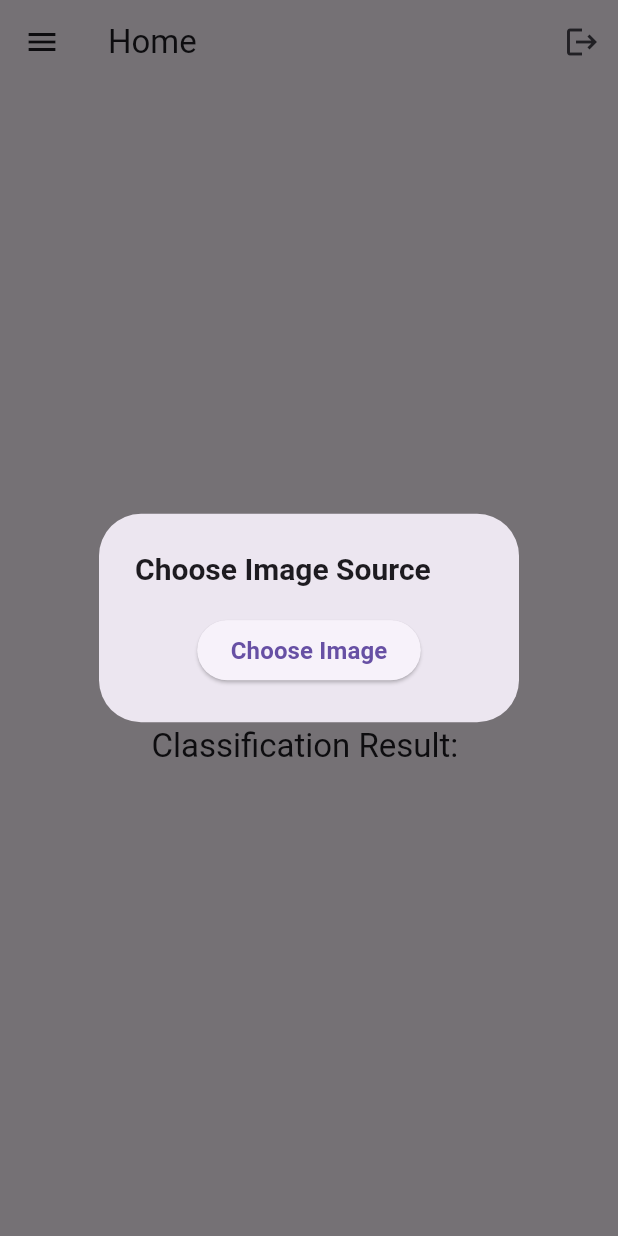
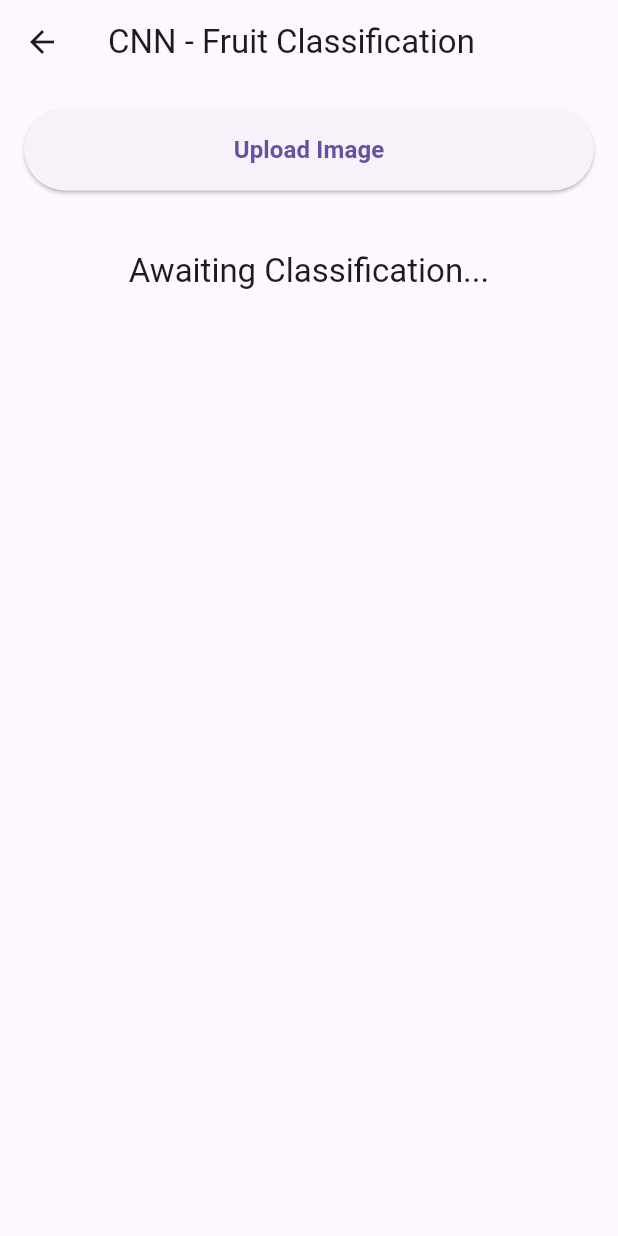
Before and after one commit to MeryemKarroum/demo, a Flutter app: the HomePage screen opened by its route, in the side drawer, after a tap on "CNN - Fruit Classification", on a phone screen of 412 x 824 dp. Run offline on Flutter 3.47's test engine with Material 3 defaults, Android fonts, the phone set to English and light mode, and no system bars; our stand-ins replace file_picker, firebase_auth, firebase_core, fluttertoast; accounts and stored records are empty.

Commit message:
final commit

```diff
--- /dev/null
+++ b/lib/cnn_page.dart
@@ -0,0 +1,123 @@
+import 'package:flutter/material.dart';
+import 'package:file_picker/file_picker.dart';
+import 'package:http/http.dart' as http;
+import 'dart:convert';
+import 'dart:typed_data';
+
+class CnnPage extends StatefulWidget {
+  const CnnPage({Key? key}) : super(key: key);
+
+  @override
+  _CnnPageState createState() => _CnnPageState();
+}
+
+class _CnnPageState extends State<CnnPage> {
+  String _result = '';
+  bool _isLoading = false;
+  Uint8List? _imageBytes;
+
+  Future<Map<String, dynamic>> classifyImage(Uint8List imageBytes) async {
+    var uri = Uri.parse('http://127.0.0.1:8000/classify/fruit');
+    var request = http.MultipartRequest('POST', uri)
+      ..files.add(http.MultipartFile.fromBytes('file', imageBytes, filename: 'image.jpg'));
+
+    var response = await request.send();
+    if (response.statusCode == 200) {
+      var responseData = await response.stream.bytesToString();
+      var result = json.decode(responseData);
+      return result;
+    } else {
+      throw Exception('Failed to classify image');
+    }
+  }
+
+  Future<void> getImage() async {
+    FilePickerResult? result = await FilePicker.platform.pickFiles(type: FileType.image);
+
+    if (result != null) {
+      Uint8List? imageBytes = result.files.single.bytes;
+
+      if (imageBytes != null) {
+        setState(() {
+          _isLoading = true;
+          _imageBytes = imageBytes;
+          _result = '';
+        });
+
+        try {
+          var result = await classifyImage(imageBytes);
+          setState(() {
+            _result = 'Class: ${result['class']}, Confidence: ${(result['confidence'] * 100).toStringAsFixed(2)}%';
+          });
+        } catch (e) {
+          setState(() {
+            _result = 'Error: $e';
+          });
+        } finally {
+          setState(() {
+            _isLoading = false;
+          });
+        }
+      }
+    } else {
+      setState(() {
+        _result = 'No file selected';
+      });
+    }
+  }
+
+  @override
+  Widget build(BuildContext context) {
+    return Scaffold(
+      appBar: AppBar(
+        title: const Text('CNN - Fruit Classification'),
+      ),
+      body: SingleChildScrollView(
+        child: Padding(
+          padding: const EdgeInsets.all(16.0),
+          child: Column(
+            crossAxisAlignment: CrossAxisAlignment.stretch,
+            children: [
+              ElevatedButton(
+                onPressed: _isLoading ? null : getImage,
+                child: const Text('Upload Image'),
+                style: ElevatedButton.styleFrom(
+                  padding: const EdgeInsets.symmetric(vertical: 16),
+                ),
+              ),
+              const SizedBox(height: 20),
+              if (_imageBytes != null) ...[
+                Text(
+                  'Uploaded Image',
+                  style: Theme.of(context).textTheme.headlineSmall,
+                  textAlign: TextAlign.center,
+                ),
+                const SizedBox(height: 10),
+                Container(
+                  width: double.infinity, // Take up available width
+                  height: 250, // Limit the height of the image
+                  decoration: BoxDecoration(
+                    border: Border.all(color: Colors.grey, width: 1),
+                    borderRadius: BorderRadius.circular(8),
+                  ),
+                  child: Image.memory(
+                    _imageBytes!,
+                    fit: BoxFit.contain, // Maintain aspect ratio and fit the container
+                  ),
+                ),
+              ],
+              const SizedBox(height: 20),
+              _isLoading
+                  ? const Center(child: CircularProgressIndicator())
+                  : Text(
+                      _result.isNotEmpty ? _result : 'Awaiting Classification...',
+                      style: Theme.of(context).textTheme.titleLarge,
+                      textAlign: TextAlign.center,
+                    ),
+            ],
+          ),
+        ),
+      ),
+    );
+  }
+}
--- a/lib/home_page.dart
+++ b/lib/home_page.dart
@@ -1,11 +1,11 @@
 import 'package:flutter/material.dart';
 import 'package:firebase_auth/firebase_auth.dart';
-import 'package:file_picker/file_picker.dart';  // Import file_picker
-import 'package:http/http.dart' as http;
-import 'dart:convert';
-import 'dart:typed_data';  // Import to handle byte data
 import 'ann_page.dart';
 import 'rnn_page.dart';
+import 'annfruitpage.dart'; // Import the new ANN Fruit Classification page
+import 'lstm_page.dart';
+import 'cnn_page.dart'; // Import the CNN page
+
 class HomePage extends StatefulWidget {
   const HomePage({Key? key}) : super(key: key);
 
@@ -21,47 +21,7 @@ class _HomePageState extends State<HomePage> {
 
   String _result = '';
 
-  Future<Map<String, dynamic>> classifyImage(Uint8List imageBytes) async {
-    var uri = Uri.parse('http://127.0.0.1:8000/classify/fruit');
-    var request = http.MultipartRequest('POST', uri)
-      ..files.add(http.MultipartFile.fromBytes('file', imageBytes, filename: 'image.jpg'));
 
-    var response = await request.send();
-    if (response.statusCode == 200) {
-      var responseData = await response.stream.bytesToString();
-      var result = json.decode(responseData);
-      return result;
-    } else {
-      throw Exception('Failed to classify image');
-    }
-  }
-
-  Future<void> getImage() async {
-    // Use file_picker to pick files instead of image_picker
-    FilePickerResult? result = await FilePicker.platform.pickFiles(type: FileType.image);
-
-    if (result != null) {
-      // Get the byte data of the selected image
-      Uint8List? imageBytes = result.files.single.bytes;
-
-      if (imageBytes != null) {
-        try {
-          var result = await classifyImage(imageBytes);
-          setState(() {
-            _result = 'Class: ${result['class']}, Confidence: ${(result['confidence'] * 100).toStringAsFixed(2)}%';
-          });
-        } catch (e) {
-          setState(() {
-            _result = 'Error: $e';
-          });
-        }
-      }
-    } else {
-      setState(() {
-        _result = 'No file selected';
-      });
-    }
-  }
 
   @override
   Widget build(BuildContext context) {
@@ -133,32 +93,16 @@ class _HomePageState extends State<HomePage> {
               leading: const Icon(Icons.settings),
               title: const Text('CNN - Fruit Classification'),
               onTap: () {
-                Navigator.pop(context);
-                showDialog(
-                  context: context,
-                  builder: (BuildContext context) {
-                    return AlertDialog(
-                      title: const Text('Choose Image Source'),
-                      content: Column(
-                        mainAxisSize: MainAxisSize.min,
-                        children: [
-                          ElevatedButton(
-                            onPressed: () {
-                              getImage();
-                              Navigator.pop(context);
-                            },
-                            child: const Text('Choose Image'),
-                          ),
-                        ],
-                      ),
-                    );
-                  },
+                Navigator.pop(context); // Close the drawer
+                Navigator.push(
+                  context,
+                  MaterialPageRoute(builder: (context) => const CnnPage()), // Navigate to CnnPage
                 );
               },
             ),
             ListTile(
               leading: const Icon(Icons.analytics),
-              title: const Text('ANN'),
+              title: const Text('ANN- Fashion'),
               onTap: () {
                 Navigator.pop(context); // Close the drawer
                 Navigator.push(
@@ -168,11 +112,21 @@ class _HomePageState extends State<HomePage> {
               },
             ),
             ListTile(
+              leading: const Icon(Icons.analytics),
+              title: const Text('ANN - Fruit Classification'),
+              onTap: () {
+                Navigator.pop(context); // Close the drawer
+                Navigator.push(
+                  context,
+                  MaterialPageRoute(builder: (context) => const AnnFruitPage()), // Navigate to the new ANN Fruit page
+                );
+              },
+            ),
+            ListTile(
               leading: const Icon(Icons.loop),
               title: const Text('RNN'),
               onTap: () {
                 Navigator.pop(context);
-                // TODO: Implement RNN functionality
                 Navigator.push(
                   context,
                   MaterialPageRoute(builder: (context) => const RnnPage()),
@@ -184,7 +138,10 @@ class _HomePageState extends State<HomePage> {
               title: const Text('LSTM'),
               onTap: () {
                 Navigator.pop(context);
-                // TODO: Implement LSTM functionality
+                Navigator.push(
+                  context,
+                  MaterialPageRoute(builder: (context) => const LstmPage()),
+                );
               },
             ),
           ],
@@ -205,11 +162,6 @@ class _HomePageState extends State<HomePage> {
               },
               child: const Text('Start Using App'),
             ),
-            const SizedBox(height: 20),
-            Text(
-              'Classification Result: $_result',
-              style: Theme.of(context).textTheme.titleLarge,
-            ),
           ],
         ),
       ),
--- a/pubspec.yaml
+++ b/pubspec.yaml
@@ -33,12 +33,13 @@ dependencies:
   http: ^0.13.5
   image_picker: ^0.8.7+4
   file_picker: ^5.0.0
-
+  camera: ^0.10.0+4
   # The following adds the Cupertino Icons font to your application.
   # Use with the CupertinoIcons class for iOS style icons.
   cupertino_icons: ^1.0.8
   firebase_core: ^3.8.1
   firebase_auth: ^5.3.4
+  html: ^0.15.5
 
 dev_dependencies:
   flutter_test:
```
Also changed, not shown: lib/ann_page.dart (+64 -7 lines), lib/annfruitpage.dart (added, +95 -0 lines), lib/lstm_page.dart (added, +154 -0 lines), lib/rnn_page.dart (+78 -8 lines), pubspec.lock, 7 other files. Lines whose indentation alone changed are shown as unchanged.
